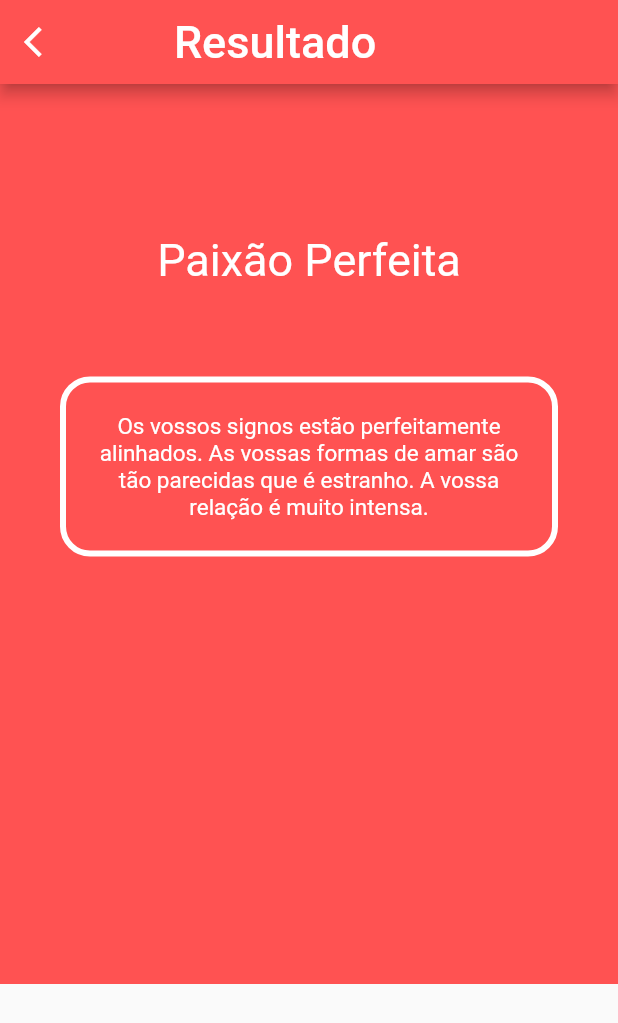
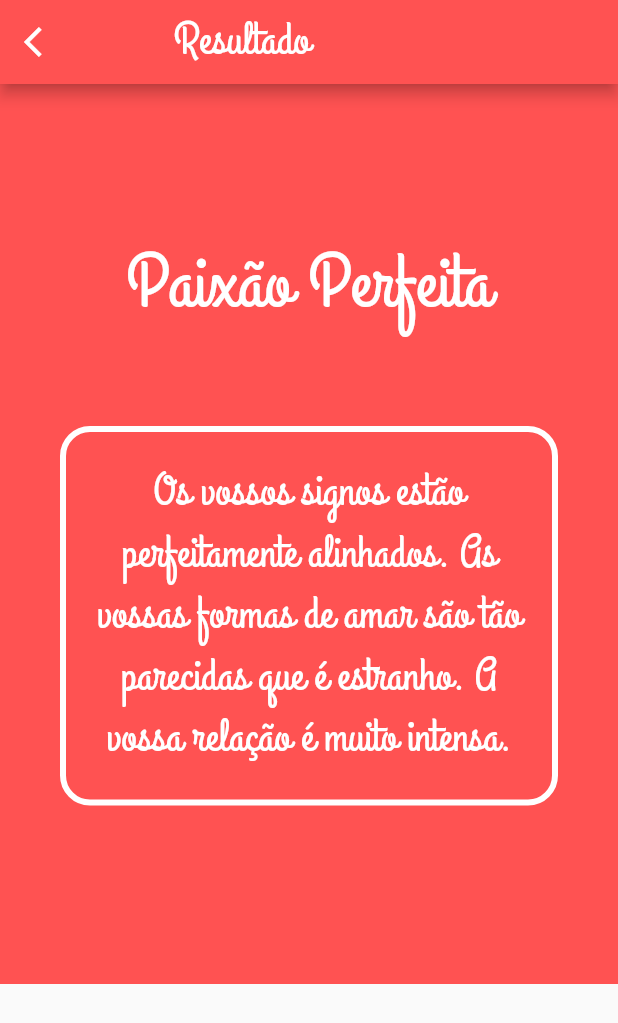
Before and after one commit to EmanoelV/Combinador-de-signos-amor, a Flutter app: the screen it shows after launch, after a tap on "Enviar", on a phone screen of 412 x 824 dp. Shown: the top 1023 px of the screen. Run offline on Flutter 3.47's test engine with Material 2 defaults, Android fonts, the phone set to English and light mode, and no system bars.

Commit message:
alteracao da fonte

```diff
--- a/lib/view/telaRresultado.dart
+++ b/lib/view/telaRresultado.dart
@@ -24,6 +24,7 @@ class TelaResultado extends StatelessWidget {
           style: TextStyle(
             color: Colors.white,
             fontSize: 30,
+            fontFamily: 'GrandHotel',
           ),
         ),
       ),
@@ -45,7 +46,8 @@ class TelaResultado extends StatelessWidget {
                 this.resultadoTitulo,
                 style: TextStyle(
                   color: Colors.white,
-                  fontSize: 30,
+                  fontSize: 50,
+                  fontFamily: 'GrandHotel',
                 ),
               ),
             ),
@@ -68,7 +70,8 @@ class TelaResultado extends StatelessWidget {
                 this.resultadoTexto,
                 style: TextStyle(
                   color: Colors.white,
-                  fontSize: 15,
+                  fontSize: 30,
+                  fontFamily: 'GrandHotel',
                 ),
                 textAlign: TextAlign.center,
               ),
--- a/lib/view/widget/signoFormulario/sendButon.dart
+++ b/lib/view/widget/signoFormulario/sendButon.dart
@@ -18,7 +18,8 @@ class SendButton extends StatelessWidget {
             'Enviar',
             style: TextStyle(
               color: Colors.white,
-              fontSize: 20,
+              fontSize: 30,
+              fontFamily: 'GrandHotel',
             ),
           ),
           decoration: BoxDecoration(
--- a/lib/view/widget/signoFormulario/tituloForm.dart
+++ b/lib/view/widget/signoFormulario/tituloForm.dart
@@ -2,14 +2,15 @@ import 'package:flutter/material.dart';
 
 class TituloForm extends StatelessWidget {
   @override
-  Widget build(BuildContext context) {
+  Widget build(BuildContext vcontext) {
     return Container(
         child: Column(children: [
       Text(
         'Selecione',
         style: TextStyle(
           color: Colors.white,
-          fontSize: 30,
+          fontSize: 50,
+          fontFamily: 'GrandHotel',
         ),
       ),
       SizedBox(
@@ -19,7 +20,8 @@ class TituloForm extends StatelessWidget {
         'Os',
         style: TextStyle(
           color: Colors.white,
-          fontSize: 30,
+          fontSize: 50,
+          fontFamily: 'GrandHotel',
         ),
       ),
       SizedBox(
@@ -29,7 +31,8 @@ class TituloForm extends StatelessWidget {
         'Signos',
         style: TextStyle(
           color: Colors.white,
-          fontSize: 30,
+          fontSize: 50,
+          fontFamily: 'GrandHotel',
         ),
       ),
       SizedBox(
@@ -37,7 +40,7 @@ class TituloForm extends StatelessWidget {
       ),
       Icon(
         Icons.favorite,
-        size: 80,
+        size: 100,
         color: Colors.white,
       ),
       SizedBox(
--- a/pubspec.yaml
+++ b/pubspec.yaml
@@ -60,6 +60,11 @@ flutter:
   # "family" key with the font family name, and a "fonts" key with a
   # list giving the asset and other descriptors for the font. For
   # example:
+  fonts:
+    - family: GrandHotel
+      fonts:
+        - asset: fonts/GrandHotel-Regular.ttf
+          weight: 600
   # fonts:
   #   - family: Schyler
   #     fonts:
```
Also changed, not shown: fonts/GrandHotel-Regular.ttf (added).
